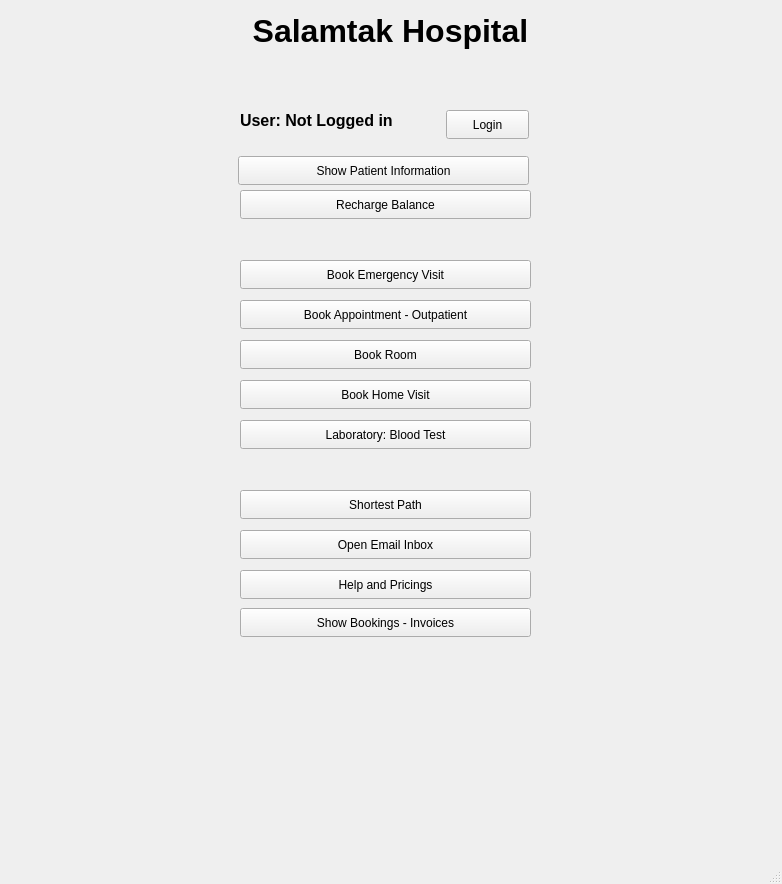
This is mainwindow.ui in KirolousFouty/Hospital_Project as Qt 5 draws it before an edit. The edited form follows.
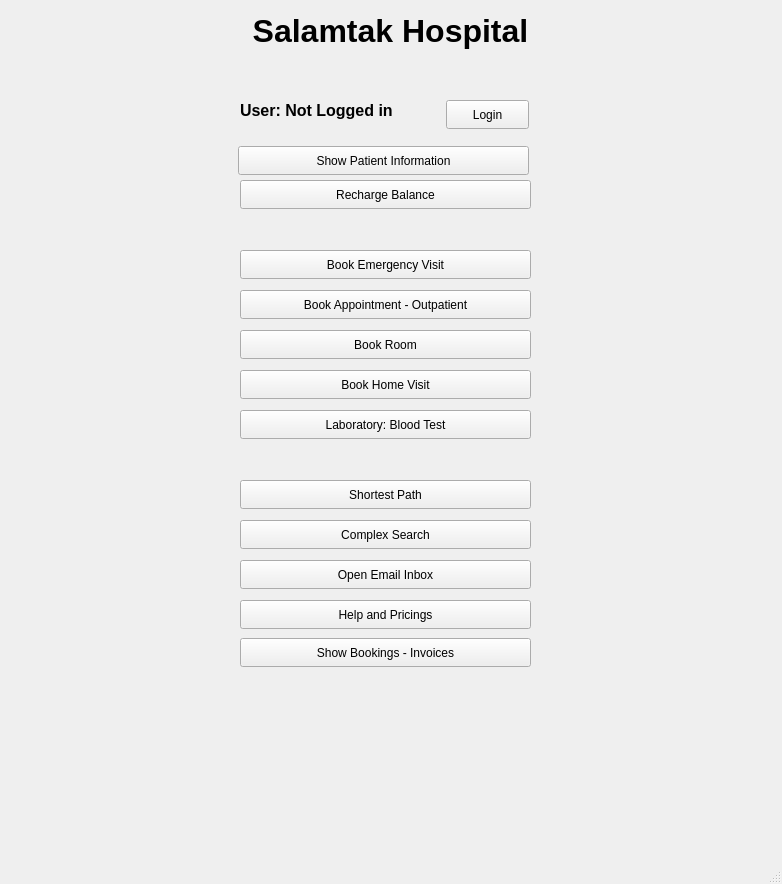
This is the edited form.

Commit message: - Added ComplexSearchWindow - Added EmailInboxWindow and ShortestPathWindow - Added many new features - Added Payment Choices - Created a File Handling System to record Payments - Created HelpAndPricingsWindow

Diff of the .ui file:
```diff
--- a/mainwindow.ui
+++ b/mainwindow.ui
@@ -18,7 +18,7 @@
     <property name="geometry">
      <rect>
       <x>446</x>
-      <y>110</y>
+      <y>100</y>
       <width>83</width>
       <height>29</height>
      </rect>
@@ -31,7 +31,7 @@
     <property name="geometry">
      <rect>
       <x>238</x>
-      <y>156</y>
+      <y>146</y>
       <width>291</width>
       <height>29</height>
      </rect>
@@ -44,7 +44,7 @@
     <property name="geometry">
      <rect>
       <x>240</x>
-      <y>300</y>
+      <y>290</y>
       <width>291</width>
       <height>29</height>
      </rect>
@@ -57,7 +57,7 @@
     <property name="geometry">
      <rect>
       <x>240</x>
-      <y>608</y>
+      <y>638</y>
       <width>291</width>
       <height>29</height>
      </rect>
@@ -70,7 +70,7 @@
     <property name="geometry">
      <rect>
       <x>60</x>
-      <y>658</y>
+      <y>688</y>
       <width>661</width>
       <height>141</height>
      </rect>
@@ -89,7 +89,7 @@
     <property name="geometry">
      <rect>
       <x>240</x>
-      <y>260</y>
+      <y>250</y>
       <width>291</width>
       <height>29</height>
      </rect>
@@ -102,7 +102,7 @@
     <property name="geometry">
      <rect>
       <x>240</x>
-      <y>340</y>
+      <y>330</y>
       <width>291</width>
       <height>29</height>
      </rect>
@@ -115,7 +115,7 @@
     <property name="geometry">
      <rect>
       <x>240</x>
-      <y>100</y>
+      <y>90</y>
       <width>191</width>
       <height>41</height>
      </rect>
@@ -134,7 +134,7 @@
     <property name="geometry">
      <rect>
       <x>240</x>
-      <y>190</y>
+      <y>180</y>
       <width>291</width>
       <height>29</height>
      </rect>
@@ -147,7 +147,7 @@
     <property name="geometry">
      <rect>
       <x>240</x>
-      <y>420</y>
+      <y>410</y>
       <width>291</width>
       <height>29</height>
      </rect>
@@ -160,7 +160,7 @@
     <property name="geometry">
      <rect>
       <x>240</x>
-      <y>380</y>
+      <y>370</y>
       <width>291</width>
       <height>29</height>
      </rect>
@@ -195,7 +195,7 @@
     <property name="geometry">
      <rect>
       <x>240</x>
-      <y>570</y>
+      <y>600</y>
       <width>291</width>
       <height>29</height>
      </rect>
@@ -208,7 +208,7 @@
     <property name="geometry">
      <rect>
       <x>240</x>
-      <y>530</y>
+      <y>560</y>
       <width>291</width>
       <height>29</height>
      </rect>
@@ -221,7 +221,7 @@
     <property name="geometry">
      <rect>
       <x>240</x>
-      <y>490</y>
+      <y>480</y>
       <width>291</width>
       <height>29</height>
      </rect>
@@ -230,6 +230,19 @@
      <string>Shortest Path</string>
     </property>
    </widget>
+   <widget class="QPushButton" name="complexSearch">
+    <property name="geometry">
+     <rect>
+      <x>240</x>
+      <y>520</y>
+      <width>291</width>
+      <height>29</height>
+     </rect>
+    </property>
+    <property name="text">
+     <string>Complex Search</string>
+    </property>
+   </widget>
   </widget>
   <widget class="QMenuBar" name="menubar">
    <property name="geometry">
```
The commit also changes 7 other files.
